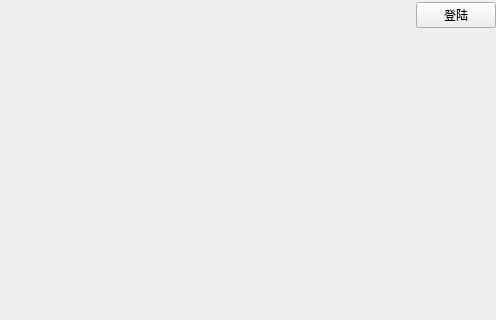
The window that ui/pages/account/ui_file/Ui_AccountPage.ui (NEKO-ii/General_Crawler_Tool) describes before a commit, drawn with Qt 5; both pictures show x 516 to 1012 and y 0 to 320 of the 1012 by 516 pixel window.
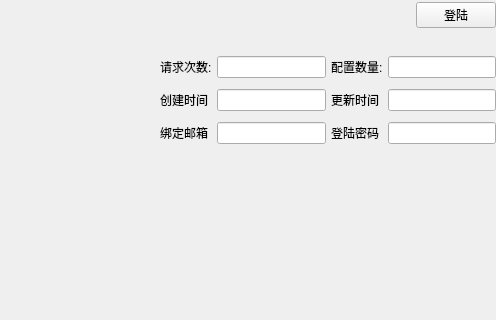
The same window after the commit.

The edit to the form file:
```diff
--- a/ui/pages/account/ui_file/Ui_AccountPage.ui
+++ b/ui/pages/account/ui_file/Ui_AccountPage.ui
@@ -186,6 +186,83 @@
        </item>
       </layout>
      </item>
+     <item>
+      <spacer name="horizontalSpacer">
+       <property name="orientation">
+        <enum>Qt::Horizontal</enum>
+       </property>
+       <property name="sizeHint" stdset="0">
+        <size>
+         <width>40</width>
+         <height>20</height>
+        </size>
+       </property>
+      </spacer>
+     </item>
+     <item>
+      <layout class="QGridLayout" name="gly_editplace">
+       <item row="1" column="2">
+        <widget class="QLabel" name="lb_utime">
+         <property name="text">
+          <string>更新时间</string>
+         </property>
+        </widget>
+       </item>
+       <item row="0" column="2">
+        <widget class="QLabel" name="lb_configCount">
+         <property name="text">
+          <string>配置数量:</string>
+         </property>
+        </widget>
+       </item>
+       <item row="1" column="1">
+        <widget class="QLineEdit" name="ledit_ctime"/>
+       </item>
+       <item row="0" column="3">
+        <widget class="QLineEdit" name="ledit_configCount"/>
+       </item>
+       <item row="1" column="3">
+        <widget class="QLineEdit" name="ledit_utime"/>
+       </item>
+       <item row="1" column="0">
+        <widget class="QLabel" name="lb_ctime">
+         <property name="text">
+          <string>创建时间</string>
+         </property>
+        </widget>
+       </item>
+       <item row="0" column="0">
+        <widget class="QLabel" name="lb_requestCount">
+         <property name="text">
+          <string>请求次数:</string>
+         </property>
+        </widget>
+       </item>
+       <item row="0" column="1">
+        <widget class="QLineEdit" name="ledit_requestCount"/>
+       </item>
+       <item row="2" column="0">
+        <widget class="QLabel" name="lb_email_edit">
+         <property name="text">
+          <string>绑定邮箱</string>
+         </property>
+        </widget>
+       </item>
+       <item row="2" column="1">
+        <widget class="QLineEdit" name="ledit_email"/>
+       </item>
+       <item row="2" column="2">
+        <widget class="QLabel" name="lb_password">
+         <property name="text">
+          <string>登陆密码</string>
+         </property>
+        </widget>
+       </item>
+       <item row="2" column="3">
+        <widget class="QLineEdit" name="ledit_password"/>
+       </item>
+      </layout>
+     </item>
     </layout>
    </item>
    <item>
```
